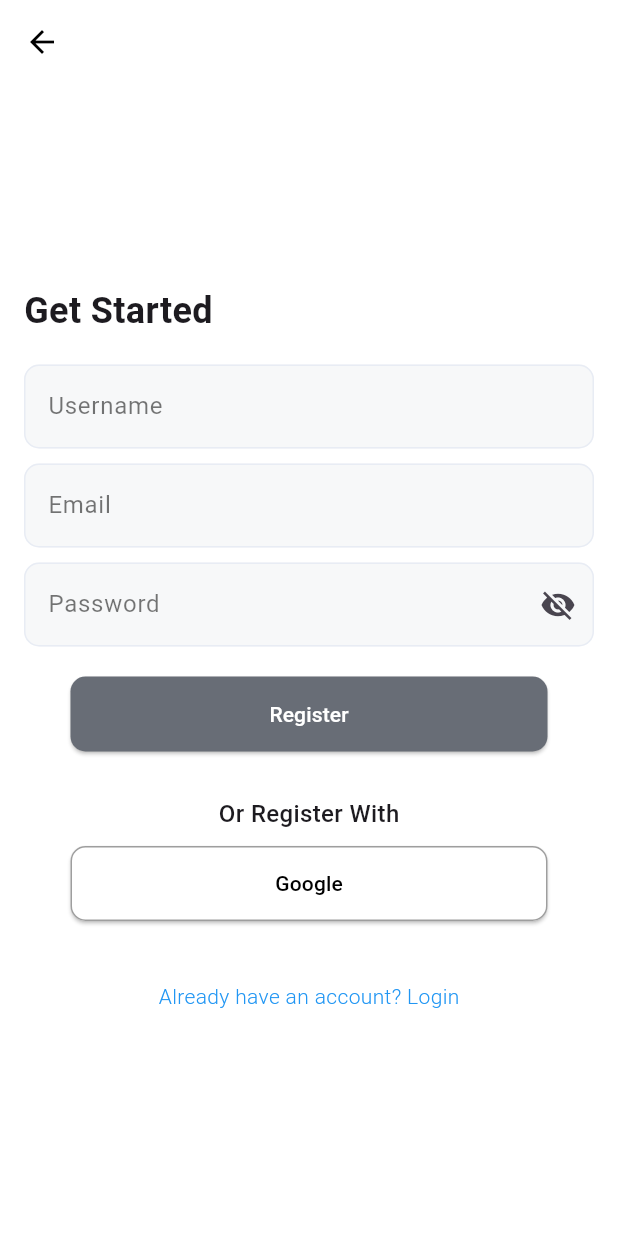
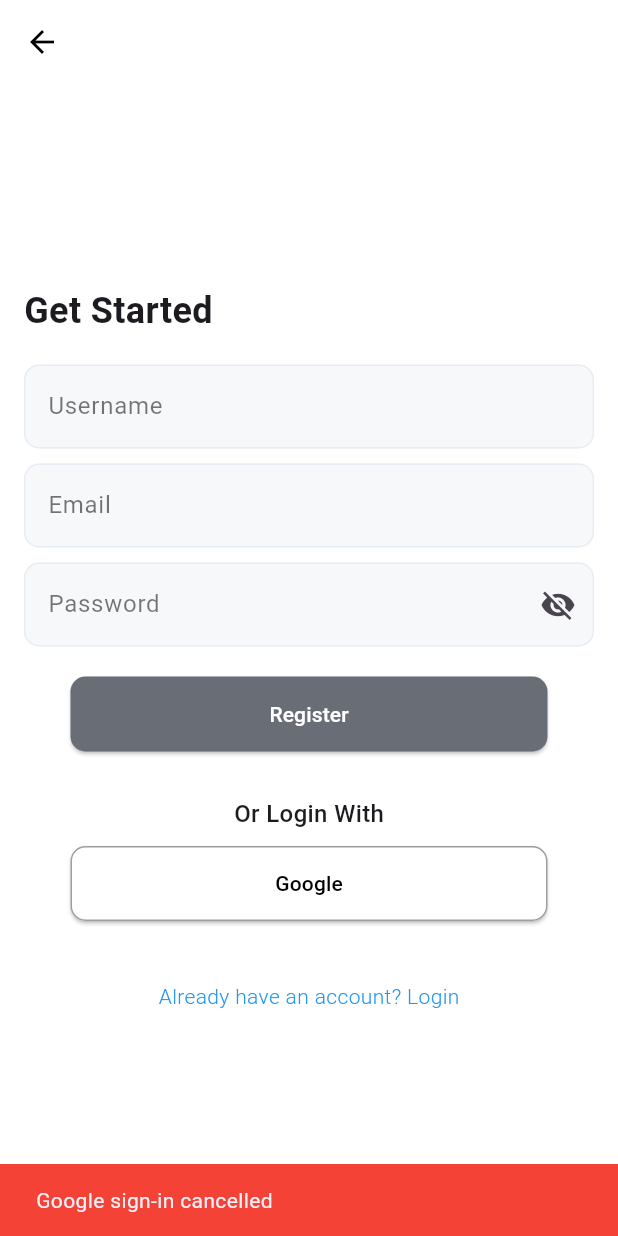
Before and after one commit to samuelmeliala/banboo_store, a Flutter app: the RegisterPage screen opened directly, after a tap on "Google", on a phone screen of 412 x 824 dp. Run offline on Flutter 3.47's test engine with Material 3 defaults, Android fonts, the phone set to English and light mode, and no system bars; our stand-ins replace carousel_slider, google_sign_in, shared_preferences; accounts and stored records are empty; network calls fail.

Commit message:
final work

```diff
--- /dev/null
+++ b/lib/controller/services/google_authservice.dart
@@ -0,0 +1,116 @@
+import 'package:banboo_store/controller/utils/session_manager.dart';
+import 'package:google_sign_in/google_sign_in.dart';
+import 'package:http/http.dart' as http;
+import 'dart:convert';
+import 'package:shared_preferences/shared_preferences.dart';
+
+class GoogleAuthService {
+  static final _googleSignIn = GoogleSignIn(
+    scopes: ['email', 'profile'],
+  );
+
+  static Future<Map<String, dynamic>> _sendGoogleLoginToBackend(
+      Map<String, dynamic> userData) async {
+    try {
+      // print('Sending data to backend: ${json.encode(userData)}'); // Debug log
+
+      final response = await http.post(
+        Uri.parse('http://10.0.2.2:3000/api/auth/google'), // Updated endpoint
+        headers: {
+          'Content-Type': 'application/json',
+        },
+        body: jsonEncode(userData),
+      );
+
+      // print('Response status: ${response.statusCode}'); // Debug log
+      // print('Response body: ${response.body}'); // Debug log
+
+      if (response.statusCode == 200 || response.statusCode == 201) {
+        return json.decode(response.body);
+      }
+
+      throw Exception('Server error: ${response.statusCode}\n${response.body}');
+    } catch (e) {
+      // print('Network error: $e'); // Debug log
+      rethrow;
+    }
+  }
+
+  static Future<Map<String, dynamic>> signIn() async {
+    try {
+      final GoogleSignInAccount? googleUser = await _googleSignIn.signIn();
+
+      if (googleUser != null) {
+        final userData = {
+          'email': googleUser.email,
+          'name': googleUser.displayName ?? '',
+          'googleId': googleUser.id,
+          'profilePicture': googleUser.photoUrl ?? '',
+        };
+
+        final response = await _sendGoogleLoginToBackend(userData);
+
+        if (response['token'] != null) {
+          await _saveUserSession(response);
+          return {
+            'success': true,
+            'user': googleUser,
+            'token': response['token'],
+            'message': 'Login successful'
+          };
+        }
+
+        return {
+          'success': false,
+          'message': response['message'] ?? 'Failed to authenticate with server'
+        };
+      }
+
+      return {'success': false, 'message': 'Google sign-in cancelled'};
+    } catch (error) {
+      // print('Google Sign-In Error: $error');
+      return {'success': false, 'message': error.toString()};
+    }
+  }
+
+  // Sign out from Google
+  static Future<void> signOut() async {
+    try {
+      await _googleSignIn.signOut();
+
+      // Clear local storage
+      final prefs = await SharedPreferences.getInstance();
+      await prefs.clear();
+    } catch (error) {
+      // print('Sign Out Error: $error');
+      throw Exception('Failed to sign out');
+    }
+  }
+
+  // Updated save session method to match backend response
+  static Future<void> _saveUserSession(Map<String, dynamic> userData) async {
+    try {
+      // print('Saving session data:'); // Debug logs
+      // print('Token: ${userData['token']}');
+      // print('ID: ${userData['id']}');
+      // print('Username: ${userData['username']}');
+      // print('Email: ${userData['email']}');
+
+      await SessionManager.saveUserSession(
+          userData['username']?.toString() ?? '',
+          userData['id']?.toString() ?? '',
+          userData['token']?.toString() ?? '',
+          'user' // default role for Google users
+          );
+    } catch (e) {
+      // print('Error saving session: $e');
+      throw Exception('Failed to save session data');
+    }
+  }
+}
+
+// Check if user is logged in
+Future<bool> isLoggedIn() async {
+  final prefs = await SharedPreferences.getInstance();
+  return prefs.getString('token')?.isNotEmpty ?? false;
+}
--- a/lib/main.dart
+++ b/lib/main.dart
@@ -17,8 +17,6 @@
       title: 'Banboo Store',
       routes: {
         'home': (context) => const HomePage(),
-        // 'category': (context) => const DetailItemPage()
-        // 'favorite': (context) => const HomePage(),
         'profile': (context) => const ProfilePage()
       },
       theme: ThemeData(
--- a/lib/models/banboo_model.dart
+++ b/lib/models/banboo_model.dart
@@ -46,11 +46,9 @@ class Banboo {
   }
 }
 
-// Element types enum for better type safety
 enum BanbooElement {
   fire,
   water,
   earth,
   air,
-  // Add more elements as needed
 }
--- a/lib/views/page/admin/admin_dashboard.dart
+++ b/lib/views/page/admin/admin_dashboard.dart
@@ -67,7 +67,6 @@ class _AdminDashboardState extends State<AdminDashboard> {
           IconButton(
             icon: const Icon(Icons.add),
             onPressed: () async {
-              // Wait for the result from AddBanbooPage
               final result = await Navigator.push(
                 context,
                 MaterialPageRoute(
@@ -75,7 +74,6 @@ class _AdminDashboardState extends State<AdminDashboard> {
                 ),
               );
 
-              // If result is true (success), reload the banboos
               if (result == true) {
                 _loadBanboos();
               }
@@ -100,7 +98,6 @@ class _AdminDashboardState extends State<AdminDashboard> {
                         IconButton(
                           icon: const Icon(Icons.edit),
                           onPressed: () async {
-                            // Wait for the result from EditBanbooPage
                             final result = await Navigator.push(
                               context,
                               MaterialPageRoute(
@@ -109,7 +106,6 @@ class _AdminDashboardState extends State<AdminDashboard> {
                               ),
                             );
 
-                            // If result is true (success), reload the banboos
                             if (result == true) {
                               _loadBanboos();
                             }
--- a/lib/views/page/auth/register_page.dart
+++ b/lib/views/page/auth/register_page.dart
@@ -1,4 +1,5 @@
 import 'package:banboo_store/controller/services/api.dart';
+import 'package:banboo_store/controller/services/google_authservice.dart';
 import 'package:banboo_store/controller/utils/session_manager.dart';
 import 'package:banboo_store/models/user_model.dart';
 import 'package:banboo_store/views/page/main_page.dart';
@@ -214,7 +215,7 @@ class _RegisterPageState extends State<RegisterPage> {
                                     user.username?.toString() ?? 'User',
                                     user.id?.toString() ?? '',
                                     user.token?.toString() ?? '',
-                                    'customer', // Always set role as customer for new registrations
+                                    'customer',
                                   );
                                   // Registration successful
                                   Navigator.pushAndRemoveUntil(
@@ -262,7 +263,7 @@ class _RegisterPageState extends State<RegisterPage> {
                   ),
                   const SizedBox(height: 30),
                   const Text(
-                    'Or Register With',
+                    'Or Login With',
                     style: TextStyle(
                       fontSize: 16,
                       fontWeight: FontWeight.w500,
@@ -273,7 +274,33 @@ class _RegisterPageState extends State<RegisterPage> {
                     width: 318,
                     height: 50,
                     child: ElevatedButton(
-                      onPressed: () {},
+                      onPressed: () async {
+                        try {
+                          final result = await GoogleAuthService.signIn();
+                          if (result['success']) {
+                            Navigator.pushAndRemoveUntil(
+                              context,
+                              MaterialPageRoute(
+                                  builder: (context) => const MainPage()),
+                              (route) => false,
+                            );
+                          } else {
+                            ScaffoldMessenger.of(context).showSnackBar(
+                              SnackBar(
+                                content: Text(result['message']),
+                                backgroundColor: Colors.red,
+                              ),
+                            );
+                          }
+                        } catch (e) {
+                          ScaffoldMessenger.of(context).showSnackBar(
+                            const SnackBar(
+                              content: Text('Failed to sign in with Google'),
+                              backgroundColor: Colors.red,
+                            ),
+                          );
+                        }
+                      },
                       style: ElevatedButton.styleFrom(
                           shape: RoundedRectangleBorder(
                             borderRadius: BorderRadius.circular(10.0),
--- a/lib/views/page/order/order_history.dart
+++ b/lib/views/page/order/order_history.dart
@@ -1,4 +1,3 @@
-// lib/views/page/order/order_history_page.dart
 import 'package:flutter/material.dart';
 import 'package:intl/intl.dart';
 import '../../../models/order_model.dart';
@@ -69,7 +68,6 @@ class _OrderHistoryPageState extends State<OrderHistoryPage> {
       ),
       body: RefreshIndicator(
         onRefresh: () async {
-          // Show immediate visual feedback
           ScaffoldMessenger.of(context).hideCurrentSnackBar();
           await _loadOrders();
         },
@@ -213,7 +211,7 @@ class _OrderHistoryPageState extends State<OrderHistoryPage> {
     switch (status.toLowerCase()) {
       case 'pending':
         return Colors.orange;
-      case 'confirmed':
+      case 'success':
         return Colors.green;
       case 'cancelled':
         return Colors.red;
--- a/lib/views/page/product/product_details.dart
+++ b/lib/views/page/product/product_details.dart
@@ -3,7 +3,6 @@ import 'package:banboo_store/views/page/main_page.dart';
 import 'package:flutter/material.dart';
 import 'package:banboo_store/controller/services/order_service.dart';
 
-// lib/views/page/product/product_details.dart
 class ProductDetailPage extends StatefulWidget {
   final Banboo banboo;
 
--- a/lib/views/page/profile/profile_page.dart
+++ b/lib/views/page/profile/profile_page.dart
@@ -1,4 +1,3 @@
-// lib/views/profile/profile_page.dart
 import 'package:banboo_store/views/screens/splash_screen.dart';
 import 'package:flutter/material.dart';
 import 'package:banboo_store/controller/utils/session_manager.dart';
@@ -32,7 +31,6 @@ class _ProfilePageState extends State<ProfilePage> {
     try {
       await SessionManager.clearSession();
 
-      // Navigate to login page and clear all previous routes
       if (mounted) {
         Navigator.pushAndRemoveUntil(
           context,
@@ -68,7 +66,8 @@ class _ProfilePageState extends State<ProfilePage> {
           ),
         ),
       ),
-      body: Padding(
+      body: Center(
+        child: Padding(
           padding: const EdgeInsets.all(16.0),
           child: Column(
             crossAxisAlignment: CrossAxisAlignment.center,
@@ -133,6 +132,7 @@ class _ProfilePageState extends State<ProfilePage> {
             ],
           ),
         ),
+      ),
     );
   }
 }
--- a/lib/views/widgets/image_carousel.dart
+++ b/lib/views/widgets/image_carousel.dart
@@ -1,4 +1,3 @@
-// lib/widgets/custom_carousel.dart
 import 'package:flutter/material.dart';
 import 'package:carousel_slider/carousel_slider.dart';
 
--- a/pubspec.yaml
+++ b/pubspec.yaml
@@ -40,6 +40,7 @@ dependencies:
   shared_preferences: ^2.3.3
   intl: ^0.20.1
   image_picker: ^1.1.2
+  google_sign_in: ^6.2.2
 
 dev_dependencies:
   flutter_test:
```
Also changed, not shown: lib/controller/services/api.dart (+35 -14 lines), lib/controller/services/order_service.dart (+5 -5 lines), lib/models/order_model.dart (+3 -4 lines), lib/views/page/admin/add_banboo_page.dart (+4 -8 lines), lib/views/page/admin/edit_banboo_page.dart (+6 -7 lines), lib/views/page/auth/login_page.dart (+28 -1 lines), lib/views/page/home/home_page.dart (+11 -7 lines), lib/views/page/main_page.dart (+2 -5 lines), pubspec.lock, 1 other file. Lines whose indentation alone changed are shown as unchanged.
